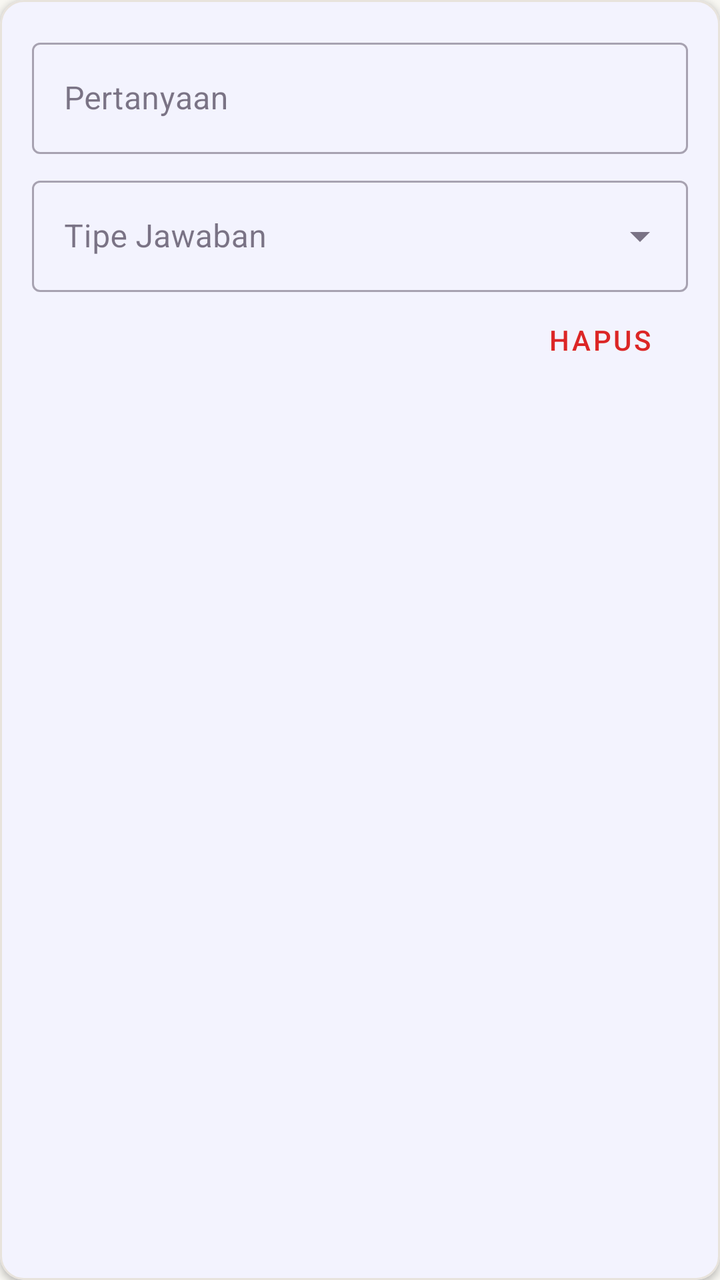
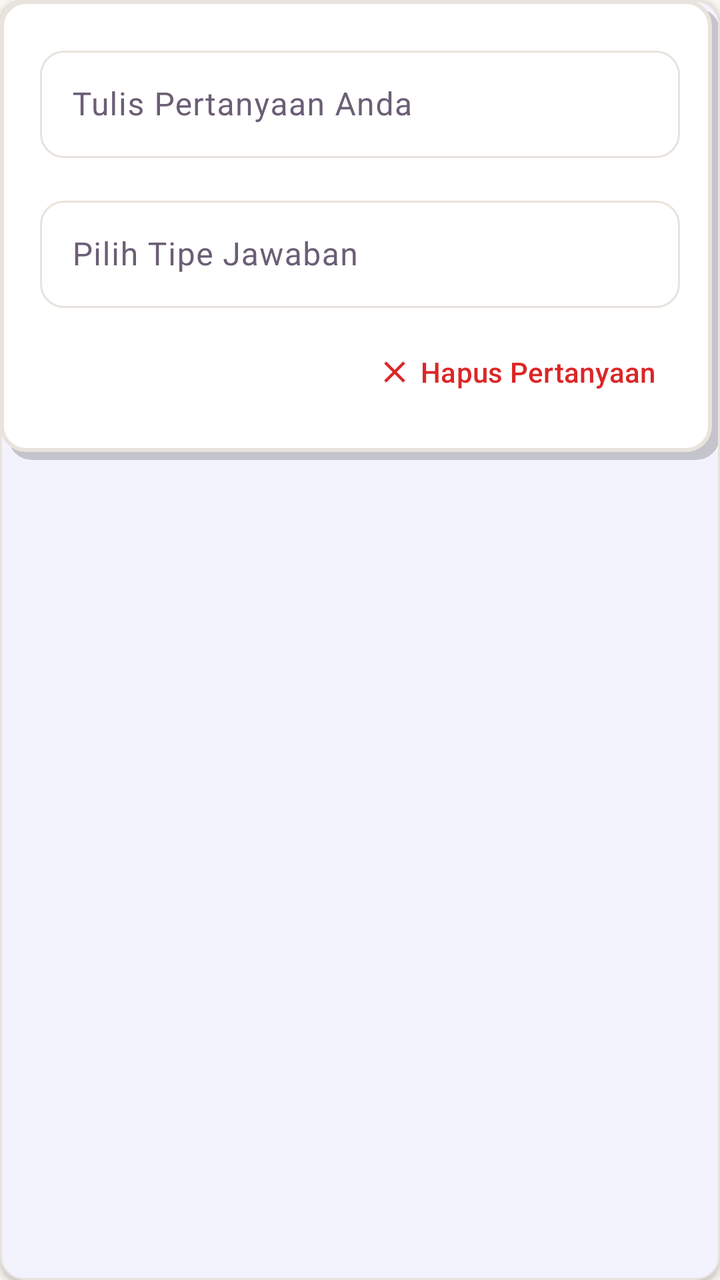

An Android layout rendered at two revisions. The XML below is the earlier revision; the diff shows what the commit changed to produce the second picture.
<!-- AndroidManifest.xml: application theme Theme.BkNova -->
<!-- res/layout/item_create_soal.xml -->
<?xml version="1.0" encoding="utf-8"?>
<com.google.android.material.card.MaterialCardView xmlns:android="http://schemas.android.com/apk/res/android"
    xmlns:app="http://schemas.android.com/apk/res-auto"
    android:layout_width="match_parent"
    android:layout_height="wrap_content"
    android:layout_marginBottom="16dp"
    app:cardCornerRadius="12dp"
    app:cardElevation="2dp"
    app:strokeWidth="1dp"
    app:strokeColor="@color/divider_color">

    <LinearLayout
        android:layout_width="match_parent"
        android:layout_height="wrap_content"
        android:orientation="vertical"
        android:padding="16dp">

        <com.google.android.material.textfield.TextInputLayout
            android:id="@+id/til_pertanyaan"
            style="@style/Widget.MaterialComponents.TextInputLayout.OutlinedBox"
            android:layout_width="match_parent"
            android:layout_height="wrap_content"
            android:hint="Pertanyaan">
            <com.google.android.material.textfield.TextInputEditText
                android:layout_width="match_parent"
                android:layout_height="wrap_content" />
        </com.google.android.material.textfield.TextInputLayout>

        <com.google.android.material.textfield.TextInputLayout
            android:id="@+id/til_tipe"
            style="@style/Widget.MaterialComponents.TextInputLayout.OutlinedBox.ExposedDropdownMenu"
            android:layout_width="match_parent"
            android:layout_height="wrap_content"
            android:layout_marginTop="8dp"
            android:hint="Tipe Jawaban">
            <AutoCompleteTextView
                android:layout_width="match_parent"
                android:layout_height="wrap_content"
                android:inputType="none" />
        </com.google.android.material.textfield.TextInputLayout>

        <LinearLayout
            android:id="@+id/container_opsi"
            android:layout_width="match_parent"
            android:layout_height="wrap_content"
            android:orientation="vertical"
            android:layout_marginTop="12dp"
            android:visibility="gone" />

        <com.google.android.material.button.MaterialButton
            android:id="@+id/btn_add_opsi"
            style="@style/Widget.MaterialComponents.Button.TextButton"
            android:layout_width="wrap_content"
            android:layout_height="wrap_content"
            android:text="Tambah Opsi"
            android:visibility="gone"
            app:icon="@drawable/img_17" />

        <com.google.android.material.button.MaterialButton
            android:id="@+id/btn_delete_soal"
            style="@style/Widget.MaterialComponents.Button.TextButton"
            android:layout_width="wrap_content"
            android:layout_height="wrap_content"
            android:layout_gravity="end"
            android:text="Hapus"
            android:textColor="@color/red_text" />

    </LinearLayout>
</com.google.android.material.card.MaterialCardView>
<!-- resources referenced by this layout -->
<resources>
  <color name="divider_color">#E8E3DC</color>
  <color name="red_text">#DC2626</color>
  <style name="Theme.BkNova" parent="Base.Theme.BkNova" />
  <color name="brand_primary">#5561F4</color>
  <color name="white">#FFFFFFFF</color>
  <color name="brand_soft">#F0E6FC</color>
  <color name="text_color_primary">#2A1E33</color>
  <color name="accent_pink">#FF7FAF</color>
  <color name="accent_pink_soft">#FFECF3</color>
  <color name="accent_peach">#FFC6BF</color>
  <color name="accent_peach_soft">#FFE8E5</color>
  <color name="background_cream">#F8F7F2</color>
  <color name="text_color_secondary">#6B5E75</color>
  <color name="red_light">#FEE2E2</color>
  <!-- unchanged entries left out for length: 2 -->
</resources>

<!-- the commit's change to res/layout/item_create_soal.xml (unified diff, before → after) -->
@@ -13,30 +13,45 @@
         android:layout_width="match_parent"
         android:layout_height="wrap_content"
         android:orientation="vertical"
-        android:padding="16dp">
+        android:background="@drawable/bg_grid_shadow"
+        android:padding="20dp">
 
         <com.google.android.material.textfield.TextInputLayout
             android:id="@+id/til_pertanyaan"
-            style="@style/Widget.MaterialComponents.TextInputLayout.OutlinedBox"
+            style="@style/Widget.Material3.TextInputLayout.OutlinedBox"
             android:layout_width="match_parent"
             android:layout_height="wrap_content"
-            android:hint="Pertanyaan">
+            android:hint="Tulis Pertanyaan Anda"
+            app:boxCornerRadiusTopStart="12dp"
+            app:boxCornerRadiusTopEnd="12dp"
+            app:boxCornerRadiusBottomStart="12dp"
+            app:boxCornerRadiusBottomEnd="12dp">
             <com.google.android.material.textfield.TextInputEditText
                 android:layout_width="match_parent"
-                android:layout_height="wrap_content" />
+                android:layout_height="wrap_content"
+                android:paddingVertical="16dp" />
         </com.google.android.material.textfield.TextInputLayout>
 
         <com.google.android.material.textfield.TextInputLayout
             android:id="@+id/til_tipe"
-            style="@style/Widget.MaterialComponents.TextInputLayout.OutlinedBox.ExposedDropdownMenu"
+            style="@style/Widget.Material3.TextInputLayout.OutlinedBox"
             android:layout_width="match_parent"
             android:layout_height="wrap_content"
-            android:layout_marginTop="8dp"
-            android:hint="Tipe Jawaban">
-            <AutoCompleteTextView
+            android:layout_marginTop="16dp"
+            android:hint="Pilih Tipe Jawaban"
+            app:endIconDrawable="@drawable/ic_chevron_right"
+            app:endIconTint="@color/text_color_secondary"
+            app:boxCornerRadiusTopStart="12dp"
+            app:boxCornerRadiusTopEnd="12dp"
+            app:boxCornerRadiusBottomStart="12dp"
+            app:boxCornerRadiusBottomEnd="12dp">
+            <com.google.android.material.textfield.TextInputEditText
                 android:layout_width="match_parent"
                 android:layout_height="wrap_content"
-                android:inputType="none" />
+                android:focusable="false"
+                android:clickable="true"
+                android:cursorVisible="false"
+                android:paddingVertical="16dp" />
         </com.google.android.material.textfield.TextInputLayout>
 
         <LinearLayout
@@ -58,12 +73,15 @@
 
         <com.google.android.material.button.MaterialButton
             android:id="@+id/btn_delete_soal"
-            style="@style/Widget.MaterialComponents.Button.TextButton"
+            style="@style/Widget.Material3.Button.TextButton"
             android:layout_width="wrap_content"
             android:layout_height="wrap_content"
             android:layout_gravity="end"
-            android:text="Hapus"
-            android:textColor="@color/red_text" />
+            android:layout_marginTop="8dp"
+            android:text="Hapus Pertanyaan"
+            android:textColor="@color/red_text"
+            app:icon="@drawable/ic_close"
+            app:iconTint="@color/red_text" />
 
     </LinearLayout>
 </com.google.android.material.card.MaterialCardView>
<!-- resource entries referenced after the edit -->
@@ -3,6 +3,7 @@
   <color name="divider_color">#E8E3DC</color>
   <color name="red_text">#DC2626</color>
   <style name="Theme.BkNova" parent="Base.Theme.BkNova" />
+  <color name="border_color">#E8E3DC</color>
   <color name="brand_primary">#5561F4</color>
   <color name="white">#FFFFFFFF</color>
   <color name="brand_soft">#F0E6FC</color>
@@ -13,6 +14,58 @@
   <color name="accent_peach_soft">#FFE8E5</color>
   <color name="background_cream">#F8F7F2</color>
   <color name="text_color_secondary">#6B5E75</color>
+  <!-- drawable bg_grid_shadow (drawable) -->
+  <?xml version="1.0" encoding="utf-8"?>
+  <layer-list xmlns:android="http://schemas.android.com/apk/res/android">
+  
+      
+      <item
+          android:left="4dp"
+  
+          android:top="4dp">
+  
+          <shape android:shape="rectangle">
+  
+              <solid android:color="#32000000" />
+              <corners android:radius="12dp" />
+          </shape>
+  
+      </item>
+  
+      
+      <item
+          android:right="4dp"
+          android:bottom="4dp">
+          <shape android:shape="rectangle">
+              <solid android:color="#FFFFFF" />
+              <corners android:radius="12dp" />
+              <stroke
+                  android:width="2dp"
+                  android:color="@color/border_color" />
+          </shape>
+      </item>
+  
+  </layer-list>
+  <!-- drawable ic_chevron_right (drawable) -->
+  <vector xmlns:android="http://schemas.android.com/apk/res/android"
+      android:width="24dp"
+      android:height="24dp"
+      android:viewportWidth="24"
+      android:viewportHeight="24">
+      <path
+          android:fillColor="#000000"
+          android:pathData="M10,6L8.59,7.41 13.17,12l-4.58,4.59L10,18l6,-6z"/>
+  </vector>
+  <!-- drawable ic_close (drawable) -->
+  <vector xmlns:android="http://schemas.android.com/apk/res/android"
+      android:width="24dp"
+      android:height="24dp"
+      android:viewportWidth="24"
+      android:viewportHeight="24">
+      <path
+          android:fillColor="#FF000000"
+          android:pathData="M19,6.41L17.59,5L12,10.59L6.41,5L5,6.41L10.59,12L5,17.59L6.41,19L12,13.41L17.59,19L19,17.59L13.41,12L19,6.41Z" />
+  </vector>
   <color name="red_light">#FEE2E2</color>
   <!-- unchanged entries left out for length: 2 -->
 </resources>
